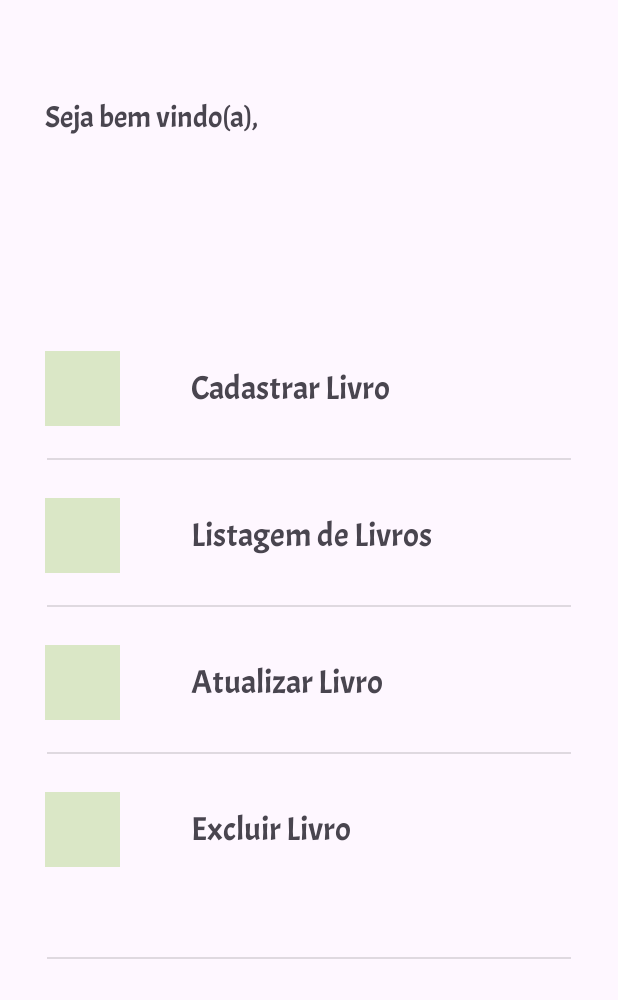
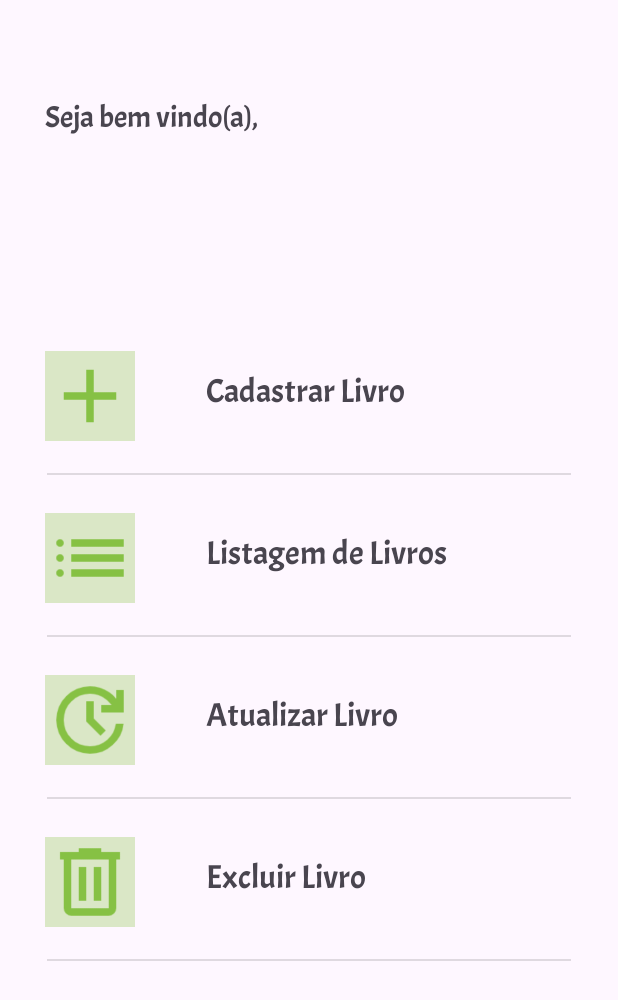
Before and after one commit to ANDERSONROCHA81/IMD_BookStore, an Android app: the MenuActivity screen opened directly, with no data from a screen before it, on a phone screen of 412 x 824 dp. Shown: the top 1000 px of the screen. Run offline under Robolectric (Android 15) with nearby library versions, the phone set to English and light mode, and no system bars.

Commit message:
Alterações nas imagens do menu

```diff
--- a/app/src/main/res/drawable/add_30dp_86c144_fill0_wght400_grad0_opsz24.xml
+++ /dev/null
@@ -1,9 +0,0 @@
-<vector xmlns:android="http://schemas.android.com/apk/res/android"
-    android:width="24dp"
-    android:height="24dp"
-    android:viewportWidth="960"
-    android:viewportHeight="960">
-  <path
-      android:pathData="M440,520L200,520v-80h240v-240h80v240h240v80L520,520v240h-80v-240Z"
-      android:fillColor="#86c144"/>
-</vector>
--- a/app/src/main/res/drawable/delete_30dp_86c144_fill0_wght400_grad0_opsz24.xml
+++ /dev/null
@@ -1,9 +0,0 @@
-<vector xmlns:android="http://schemas.android.com/apk/res/android"
-    android:width="24dp"
-    android:height="24dp"
-    android:viewportWidth="960"
-    android:viewportHeight="960">
-  <path
-      android:pathData="M280,840q-33,0 -56.5,-23.5T200,760v-520h-40v-80h200v-40h240v40h200v80h-40v520q0,33 -23.5,56.5T680,840L280,840ZM680,240L280,240v520h400v-520ZM360,680h80v-360h-80v360ZM520,680h80v-360h-80v360ZM280,240v520,-520Z"
-      android:fillColor="#86c144"/>
-</vector>
--- a/app/src/main/res/drawable/list_30dp_86c144_fill0_wght400_grad0_opsz24.xml
+++ /dev/null
@@ -1,9 +0,0 @@
-<vector xmlns:android="http://schemas.android.com/apk/res/android"
-    android:width="24dp"
-    android:height="24dp"
-    android:viewportWidth="960"
-    android:viewportHeight="960">
-  <path
-      android:pathData="M280,360v-80h560v80L280,360ZM280,520v-80h560v80L280,520ZM280,680v-80h560v80L280,680ZM160,360q-17,0 -28.5,-11.5T120,320q0,-17 11.5,-28.5T160,280q17,0 28.5,11.5T200,320q0,17 -11.5,28.5T160,360ZM160,520q-17,0 -28.5,-11.5T120,480q0,-17 11.5,-28.5T160,440q17,0 28.5,11.5T200,480q0,17 -11.5,28.5T160,520ZM160,680q-17,0 -28.5,-11.5T120,640q0,-17 11.5,-28.5T160,600q17,0 28.5,11.5T200,640q0,17 -11.5,28.5T160,680Z"
-      android:fillColor="#86c144"/>
-</vector>
--- a/app/src/main/res/drawable/update_30dp_86c144_fill0_wght400_grad0_opsz24.xml
+++ /dev/null
@@ -1,9 +0,0 @@
-<vector xmlns:android="http://schemas.android.com/apk/res/android"
-    android:width="24dp"
-    android:height="24dp"
-    android:viewportWidth="960"
-    android:viewportHeight="960">
-  <path
-      android:pathData="M480,840q-75,0 -140.5,-28.5t-114,-77q-48.5,-48.5 -77,-114T120,480q0,-75 28.5,-140.5t77,-114q48.5,-48.5 114,-77T480,120q82,0 155.5,35T760,254v-94h80v240L600,400v-80h110q-41,-56 -101,-88t-129,-32q-117,0 -198.5,81.5T200,480q0,117 81.5,198.5T480,760q105,0 183.5,-68T756,520h82q-15,137 -117.5,228.5T480,840ZM592,648L440,496v-216h80v184l128,128 -56,56Z"
-      android:fillColor="#86c144"/>
-</vector>
--- a/app/src/main/res/layout/activity_alteracao_de_livro.xml
+++ b/app/src/main/res/layout/activity_alteracao_de_livro.xml
@@ -25,7 +25,7 @@
         android:layout_width="wrap_content"
         android:layout_height="wrap_content"
         android:layout_marginStart="30dp"
-        android:layout_marginTop="130dp"
+        android:layout_marginTop="150dp"
         android:fontFamily="@font/acme"
         android:text="@string/titulo"
         android:textSize="20sp"
@@ -93,15 +93,16 @@
         android:layout_width="match_parent"
         android:layout_height="wrap_content"
         android:layout_marginHorizontal="30.dp"
-        android:layout_marginTop="340dp"
+        android:layout_marginTop="21dp"
         android:height="60.dp"
         android:backgroundTint="#86C144"
         android:fontFamily="@font/acme"
         android:text="@string/atualizar_livro"
         android:textSize="24.sp"
         app:layout_constraintEnd_toEndOf="parent"
+        app:layout_constraintHorizontal_bias="0.5"
         app:layout_constraintStart_toStartOf="parent"
-        app:layout_constraintTop_toBottomOf="@+id/etAutor" />
+        app:layout_constraintTop_toBottomOf="@+id/etURL" />
 
     <TextView
         android:id="@+id/tvEditora"
--- a/app/src/main/res/layout/activity_cadastro_de_livros.xml
+++ b/app/src/main/res/layout/activity_cadastro_de_livros.xml
@@ -25,7 +25,7 @@
         android:layout_width="wrap_content"
         android:layout_height="wrap_content"
         android:layout_marginStart="30dp"
-        android:layout_marginTop="130dp"
+        android:layout_marginTop="150dp"
         android:fontFamily="@font/acme"
         android:text="@string/titulo"
         android:textSize="20sp"
@@ -91,15 +91,16 @@
         android:layout_width="match_parent"
         android:layout_height="wrap_content"
         android:layout_marginHorizontal="30.dp"
-        android:layout_marginTop="340dp"
+        android:layout_marginTop="21dp"
         android:height="60.dp"
         android:backgroundTint="#86C144"
         android:fontFamily="@font/acme"
         android:text="@string/cadastrar_livro"
         android:textSize="24.sp"
         app:layout_constraintEnd_toEndOf="parent"
+        app:layout_constraintHorizontal_bias="0.5"
         app:layout_constraintStart_toStartOf="parent"
-        app:layout_constraintTop_toBottomOf="@+id/etAutor" />
+        app:layout_constraintTop_toBottomOf="@+id/etURL" />
 
     <TextView
         android:id="@+id/tvEditora"
--- a/app/src/main/res/layout/activity_menu.xml
+++ b/app/src/main/res/layout/activity_menu.xml
@@ -12,7 +12,7 @@
         android:layout_width="wrap_content"
         android:layout_height="wrap_content"
         android:layout_marginStart="47dp"
-        android:layout_marginTop="36dp"
+        android:layout_marginTop="38dp"
         android:fontFamily="@font/acme"
         android:text="@string/excluir_livro"
         android:textSize="22.sp"
@@ -24,9 +24,7 @@
         android:layout_width="349dp"
         android:layout_height="1dp"
         android:layout_marginTop="21dp"
-        android:layout_marginBottom="146dp"
         android:background="?android:attr/listDivider"
-        app:layout_constraintBottom_toBottomOf="parent"
         app:layout_constraintEnd_toEndOf="parent"
         app:layout_constraintHorizontal_bias="0.5"
         app:layout_constraintStart_toStartOf="parent"
@@ -34,22 +32,22 @@
 
     <ImageView
         android:id="@+id/imageView4"
-        android:layout_width="50dp"
-        android:layout_height="50dp"
+        android:layout_width="60dp"
+        android:layout_height="60dp"
         android:layout_marginStart="30dp"
         android:layout_marginTop="25dp"
         android:background="#4D86C144"
         android:scaleType="centerCrop"
         app:layout_constraintStart_toStartOf="parent"
         app:layout_constraintTop_toBottomOf="@+id/divider3"
-        tools:srcCompat="@drawable/delete_30dp_86c144_fill0_wght400_grad0_opsz24" />
+        app:srcCompat="@drawable/delete_30dp_86c144_fill0_wght400_grad0_opsz24" />
 
     <TextView
         android:id="@+id/tvAtualizar"
         android:layout_width="wrap_content"
         android:layout_height="wrap_content"
         android:layout_marginStart="47dp"
-        android:layout_marginTop="36dp"
+        android:layout_marginTop="38dp"
         android:fontFamily="@font/acme"
         android:text="@string/atualizar_livro"
         android:textSize="22.sp"
@@ -69,22 +67,22 @@
 
     <ImageView
         android:id="@+id/imageView3"
-        android:layout_width="50dp"
-        android:layout_height="50dp"
+        android:layout_width="60dp"
+        android:layout_height="60dp"
         android:layout_marginStart="30dp"
         android:layout_marginTop="25dp"
         android:background="#4D86C144"
         android:scaleType="centerCrop"
         app:layout_constraintStart_toStartOf="parent"
         app:layout_constraintTop_toBottomOf="@+id/divider2"
-        tools:srcCompat="@drawable/update_30dp_86c144_fill0_wght400_grad0_opsz24" />
+        app:srcCompat="@drawable/update_30dp_86c144_fill0_wght400_grad0_opsz24" />
 
     <TextView
         android:id="@+id/tvListar"
         android:layout_width="wrap_content"
         android:layout_height="wrap_content"
         android:layout_marginStart="47dp"
-        android:layout_marginTop="36dp"
+        android:layout_marginTop="38dp"
         android:fontFamily="@font/acme"
         android:text="@string/listar_livros"
         android:textSize="22.sp"
@@ -104,15 +102,15 @@
 
     <ImageView
         android:id="@+id/imageView2"
-        android:layout_width="50dp"
-        android:layout_height="50dp"
+        android:layout_width="60dp"
+        android:layout_height="60dp"
         android:layout_marginStart="30dp"
         android:layout_marginTop="25dp"
         android:background="#4D86C144"
         android:scaleType="centerCrop"
         app:layout_constraintStart_toStartOf="parent"
         app:layout_constraintTop_toBottomOf="@+id/divider1"
-        tools:srcCompat="@drawable/list_30dp_86c144_fill0_wght400_grad0_opsz24" />
+        app:srcCompat="@drawable/list_30dp_86c144_fill0_wght400_grad0_opsz24" />
 
     <TextView
         android:id="@+id/tvBoasVindas"
@@ -151,22 +149,22 @@
 
     <ImageView
         android:id="@+id/imageView"
-        android:layout_width="50dp"
-        android:layout_height="50dp"
+        android:layout_width="60dp"
+        android:layout_height="60dp"
         android:layout_marginStart="30dp"
         android:layout_marginTop="63dp"
         android:background="#4D86C144"
         android:scaleType="centerCrop"
         app:layout_constraintStart_toStartOf="parent"
         app:layout_constraintTop_toBottomOf="@+id/tvNomeUsuario"
-        tools:srcCompat="@drawable/add_30dp_86c144_fill0_wght400_grad0_opsz24" />
+        app:srcCompat="@drawable/add_30dp_86c144_fill0_wght400_grad0_opsz24" />
 
     <TextView
         android:id="@+id/tvCadastrar"
         android:layout_width="wrap_content"
         android:layout_height="wrap_content"
         android:layout_marginStart="47dp"
-        android:layout_marginTop="74dp"
+        android:layout_marginTop="76dp"
         android:fontFamily="@font/acme"
         android:text="@string/cadastrar_livro"
         android:textSize="22.sp"
```
Also changed, not shown: app/src/main/res/drawable/add_30dp_86c144_fill0_wght400_grad0_opsz24.png (added), app/src/main/res/drawable/delete_30dp_86c144_fill0_wght400_grad0_opsz24.png (added), app/src/main/res/drawable/list_30dp_86c144_fill0_wght400_grad0_opsz24.png (added), app/src/main/res/drawable/update_30dp_86c144_fill0_wght400_grad0_opsz24.png (added).
